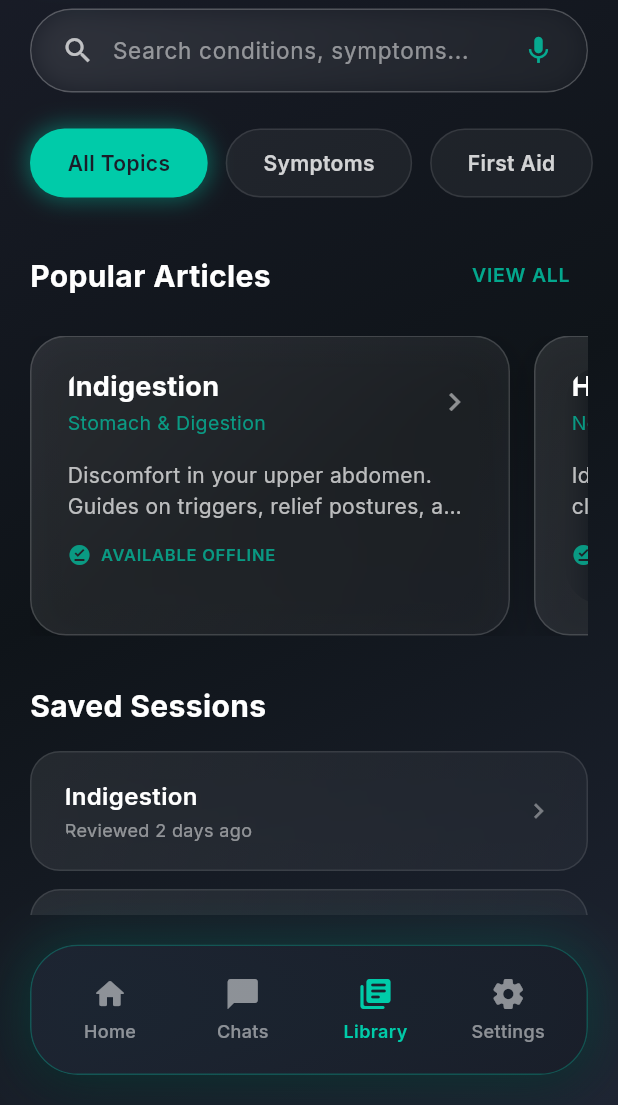
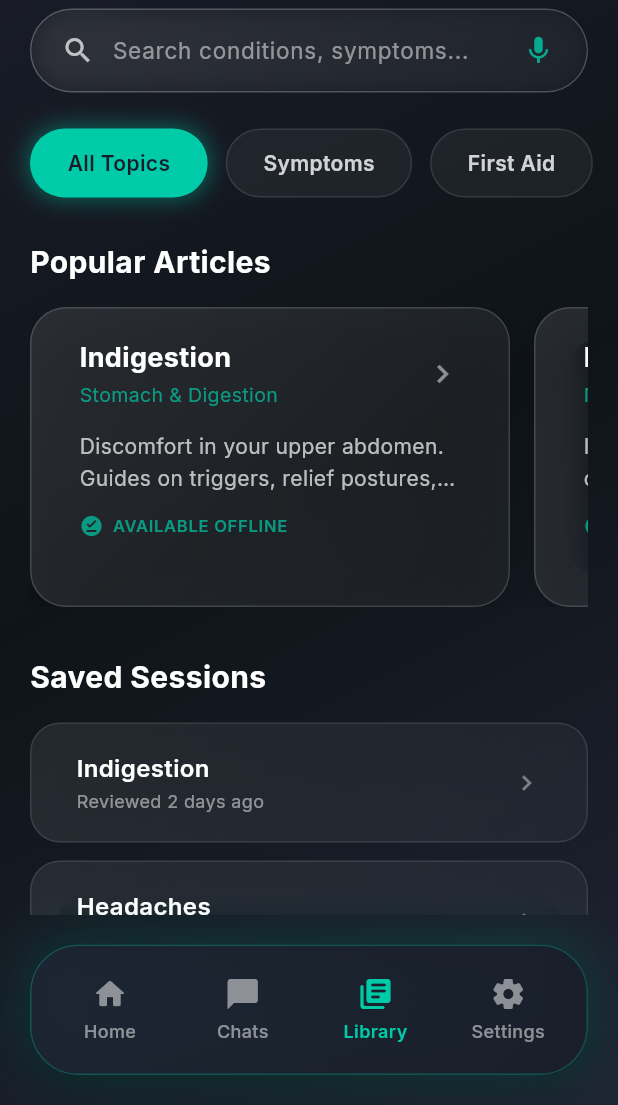
Before and after one commit to IbnuMiftah/black_seed, a Flutter app: the screen it shows after launch, item 2 of the bottom bar chosen, after a tap on "Library", on a phone screen of 412 x 824 dp, the part 131-1236 px from its top. Run offline on Flutter 3.47's test engine with Material 3 defaults, Android fonts, the phone set to English and light mode, and no system bars; our stand-ins replace google_fonts.

Commit message:
Update library screen

```diff
--- a/lib/screens/library_screen.dart
+++ b/lib/screens/library_screen.dart
@@ -196,9 +196,6 @@ class _LibraryScreenState extends State<LibraryScreen> {
                     crossAxisAlignment: CrossAxisAlignment.start,
                     children: [
                       // Popular Articles Section
-                      Row(
-                        mainAxisAlignment: MainAxisAlignment.spaceBetween,
-                        children: [
                       const Text(
                         'Popular Articles',
                         style: TextStyle(
@@ -207,23 +204,6 @@ class _LibraryScreenState extends State<LibraryScreen> {
                           fontWeight: FontWeight.w700,
                           color: Colors.white,
                         ),
-                          ),
-                          TextButton(
-                            onPressed: () {
-                              // TODO: View all
-                            },
-                            child: Text(
-                              'VIEW ALL',
-                              style: TextStyle(
-                                fontFamily: 'Inter',
-                                fontSize: 13,
-                                fontWeight: FontWeight.w600,
-                                color: const Color(0xFF00CBA9).withAlpha(204),
-                                letterSpacing: 0.5,
-                              ),
-                            ),
-                          ),
-                        ],
                       ),
 
                       const SizedBox(height: 16),
@@ -379,7 +359,7 @@ class _LibraryScreenState extends State<LibraryScreen> {
         child: BackdropFilter(
           filter: ImageFilter.blur(sigmaX: 10, sigmaY: 10),
           child: Padding(
-            padding: const EdgeInsets.symmetric(horizontal: 4),
+            padding: const EdgeInsets.symmetric(horizontal: 12),
             child: Column(
             crossAxisAlignment: CrossAxisAlignment.start,
             children: [
@@ -455,6 +435,7 @@ class _LibraryScreenState extends State<LibraryScreen> {
                   ],
                 ),
               ],
+            ],
             ),
           ),
         ),
@@ -488,7 +469,7 @@ class _LibraryScreenState extends State<LibraryScreen> {
         child: BackdropFilter(
           filter: ImageFilter.blur(sigmaX: 8, sigmaY: 8),
           child: Padding(
-            padding: const EdgeInsets.symmetric(horizontal: 4),
+            padding: const EdgeInsets.symmetric(horizontal: 12),
             child: Row(
             children: [
               Expanded(
```
Lines whose indentation alone changed are shown as unchanged.
